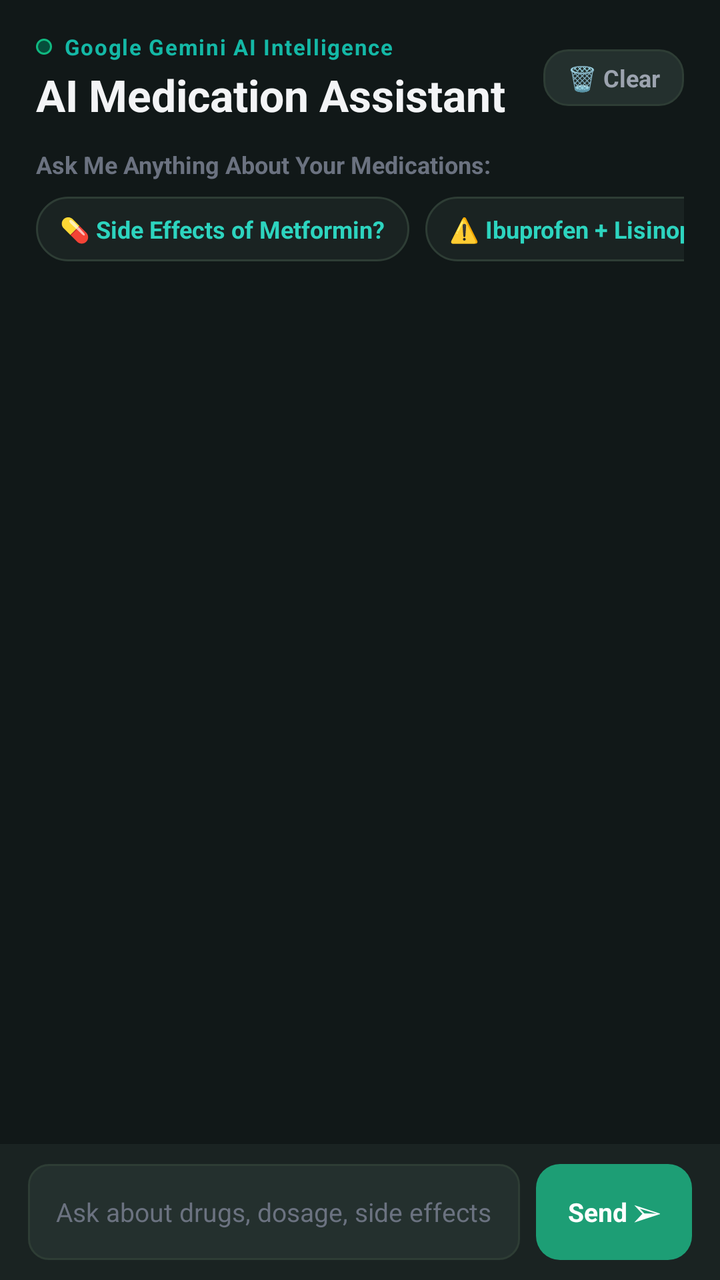
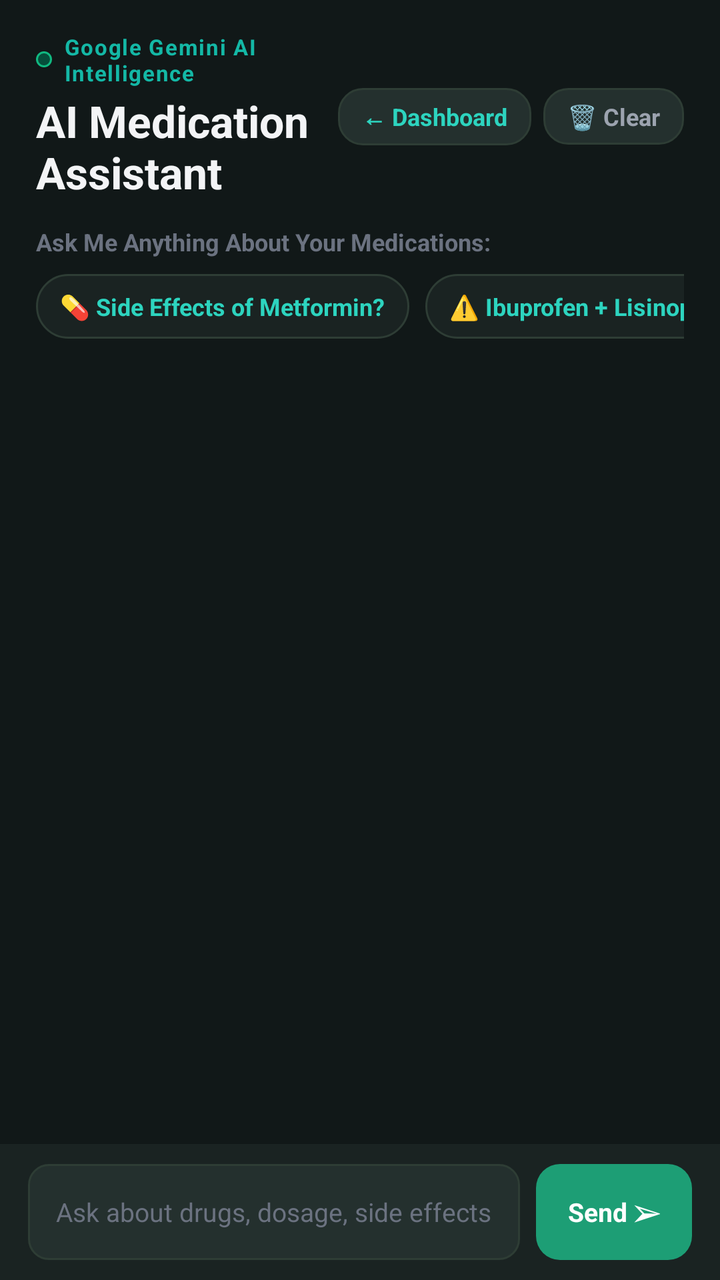

Screens rendered from an Android XML layout before and after an edit, with the pre-edit source and the edit as a unified diff.
<!-- AndroidManifest.xml: application theme Theme.MyApplication -->
<!-- res/layout/fragment_log_reading.xml -->
<?xml version="1.0" encoding="utf-8"?>
<LinearLayout xmlns:android="http://schemas.android.com/apk/res/android"
    android:layout_width="match_parent"
    android:layout_height="match_parent"
    android:orientation="vertical"
    android:background="@color/dark_background">

    
    <LinearLayout
        android:layout_width="match_parent"
        android:layout_height="wrap_content"
        android:orientation="horizontal"
        android:gravity="center_vertical"
        android:paddingHorizontal="18dp"
        android:paddingTop="16dp"
        android:paddingBottom="12dp">

        <LinearLayout
            android:layout_width="0dp"
            android:layout_height="wrap_content"
            android:layout_weight="1"
            android:orientation="vertical">

            <LinearLayout
                android:layout_width="wrap_content"
                android:layout_height="wrap_content"
                android:gravity="center_vertical"
                android:orientation="horizontal">

                <View
                    android:layout_width="8dp"
                    android:layout_height="8dp"
                    android:background="@drawable/bg_badge_green" />

                <TextView
                    android:layout_width="wrap_content"
                    android:layout_height="wrap_content"
                    android:layout_marginStart="6dp"
                    android:text="Google Gemini AI Intelligence"
                    android:textColor="@color/teal_secondary"
                    android:textSize="11sp"
                    android:textStyle="bold"
                    android:letterSpacing="0.05" />
            </LinearLayout>

            <TextView
                android:layout_width="wrap_content"
                android:layout_height="wrap_content"
                android:layout_marginTop="2dp"
                android:text="AI Medication Assistant"
                android:textSize="22sp"
                android:textStyle="bold"
                android:textColor="@color/text_primary" />
        </LinearLayout>

        <TextView
            android:id="@+id/btn_clear_chat"
            android:layout_width="wrap_content"
            android:layout_height="wrap_content"
            android:text="🗑️ Clear"
            android:textSize="12sp"
            android:textStyle="bold"
            android:textColor="@color/text_secondary"
            android:background="@drawable/bg_button_secondary"
            android:paddingHorizontal="12dp"
            android:paddingVertical="6dp"
            android:clickable="true"
            android:focusable="true" />
    </LinearLayout>

    
    <ScrollView
        android:id="@+id/scroll_log_reading"
        android:layout_width="match_parent"
        android:layout_height="0dp"
        android:layout_weight="1"
        android:fillViewport="true">

        <LinearLayout
            android:layout_width="match_parent"
            android:layout_height="wrap_content"
            android:orientation="vertical"
            android:paddingHorizontal="18dp"
            android:paddingBottom="16dp">

            
            <TextView
                android:layout_width="wrap_content"
                android:layout_height="wrap_content"
                android:text="Ask Me Anything About Your Medications:"
                android:textSize="12sp"
                android:textStyle="bold"
                android:textColor="@color/text_muted"
                android:layout_marginBottom="8dp" />

            
            <HorizontalScrollView
                android:layout_width="match_parent"
                android:layout_height="wrap_content"
                android:scrollbars="none"
                android:layout_marginBottom="16dp">

                <LinearLayout
                    android:layout_width="wrap_content"
                    android:layout_height="wrap_content"
                    android:orientation="horizontal">

                    <TextView
                        android:id="@+id/chip_inquiry_side_effects"
                        android:layout_width="wrap_content"
                        android:layout_height="wrap_content"
                        android:layout_marginEnd="8dp"
                        android:background="@drawable/bg_card_dark"
                        android:paddingHorizontal="12dp"
                        android:paddingVertical="8dp"
                        android:text="💊 Side Effects of Metformin?"
                        android:textColor="@color/teal_accent"
                        android:textSize="12sp"
                        android:textStyle="bold"
                        android:clickable="true"
                        android:focusable="true" />

                    <TextView
                        android:id="@+id/chip_inquiry_interactions"
                        android:layout_width="wrap_content"
                        android:layout_height="wrap_content"
                        android:layout_marginEnd="8dp"
                        android:background="@drawable/bg_card_dark"
                        android:paddingHorizontal="12dp"
                        android:paddingVertical="8dp"
                        android:text="⚠️ Ibuprofen + Lisinopril?"
                        android:textColor="@color/teal_accent"
                        android:textSize="12sp"
                        android:textStyle="bold"
                        android:clickable="true"
                        android:focusable="true" />

                    <TextView
                        android:id="@+id/chip_inquiry_missed_dose"
                        android:layout_width="wrap_content"
                        android:layout_height="wrap_content"
                        android:layout_marginEnd="8dp"
                        android:background="@drawable/bg_card_dark"
                        android:paddingHorizontal="12dp"
                        android:paddingVertical="8dp"
                        android:text="⏰ What if I miss a dose?"
                        android:textColor="@color/teal_accent"
                        android:textSize="12sp"
                        android:textStyle="bold"
                        android:clickable="true"
                        android:focusable="true" />

                    <TextView
                        android:id="@+id/chip_inquiry_foods"
                        android:layout_width="wrap_content"
                        android:layout_height="wrap_content"
                        android:layout_marginEnd="8dp"
                        android:background="@drawable/bg_card_dark"
                        android:paddingHorizontal="12dp"
                        android:paddingVertical="8dp"
                        android:text="🥗 Best foods for BP?"
                        android:textColor="@color/teal_accent"
                        android:textSize="12sp"
                        android:textStyle="bold"
                        android:clickable="true"
                        android:focusable="true" />

                    <TextView
                        android:id="@+id/chip_inquiry_sleep"
                        android:layout_width="wrap_content"
                        android:layout_height="wrap_content"
                        android:background="@drawable/bg_card_dark"
                        android:paddingHorizontal="12dp"
                        android:paddingVertical="8dp"
                        android:text="😴 Sleep tips for heart health"
                        android:textColor="@color/teal_accent"
                        android:textSize="12sp"
                        android:textStyle="bold"
                        android:clickable="true"
                        android:focusable="true" />
                </LinearLayout>
            </HorizontalScrollView>

            
            <LinearLayout
                android:id="@+id/layout_chat_messages_container"
                android:layout_width="match_parent"
                android:layout_height="wrap_content"
                android:orientation="vertical"
                android:layout_marginBottom="12dp" />

            
            <LinearLayout
                android:id="@+id/layout_groq_replying"
                android:layout_width="wrap_content"
                android:layout_height="wrap_content"
                android:orientation="horizontal"
                android:gravity="center_vertical"
                android:background="@drawable/bg_card_elevated"
                android:paddingHorizontal="12dp"
                android:paddingVertical="6dp"
                android:visibility="gone"
                android:layout_marginBottom="12dp">

                <ProgressBar
                    style="?android:attr/progressBarStyleSmall"
                    android:layout_width="16dp"
                    android:layout_height="16dp"
                    android:layout_marginEnd="8dp" />

                <TextView
                    android:layout_width="wrap_content"
                    android:layout_height="wrap_content"
                    android:text="Google Gemini AI is analyzing your question..."
                    android:textColor="@color/teal_accent"
                    android:textSize="12sp" />
            </LinearLayout>

        </LinearLayout>
    </ScrollView>

    
    <LinearLayout
        android:layout_width="match_parent"
        android:layout_height="wrap_content"
        android:orientation="horizontal"
        android:gravity="center_vertical"
        android:background="@color/dark_surface"
        android:paddingHorizontal="14dp"
        android:paddingVertical="10dp">

        <EditText
            android:id="@+id/et_groq_chat_input"
            android:layout_width="0dp"
            android:layout_height="48dp"
            android:layout_weight="1"
            android:hint="Ask about drugs, dosage, side effects..."
            android:textColorHint="@color/text_muted"
            android:textColor="@color/text_primary"
            android:textSize="13sp"
            android:paddingHorizontal="14dp"
            android:singleLine="true"
            android:background="@drawable/bg_edit_text" />

        <TextView
            android:id="@+id/btn_send_groq_chat"
            android:layout_width="wrap_content"
            android:layout_height="48dp"
            android:layout_marginStart="8dp"
            android:background="@drawable/bg_button_teal"
            android:gravity="center"
            android:paddingHorizontal="16dp"
            android:text="Send ➢"
            android:textColor="@color/white"
            android:textSize="13sp"
            android:textStyle="bold"
            android:clickable="true"
            android:focusable="true" />
    </LinearLayout>

</LinearLayout>
<!-- resources referenced by this layout -->
<resources>
  <color name="dark_background">#111818</color>
  <color name="dark_surface">#1A2322</color>
  <color name="teal_accent">#2DD4BF</color>
  <color name="teal_secondary">#14B8A6</color>
  <color name="text_muted">#6B7280</color>
  <color name="text_primary">#F3F4F6</color>
  <color name="text_secondary">#9CA3AF</color>
  <color name="white">#FFFFFFFF</color>
  <!-- drawable bg_badge_green (drawable) -->
  <?xml version="1.0" encoding="utf-8"?>
  <shape xmlns:android="http://schemas.android.com/apk/res/android"
      android:shape="rectangle">
      <solid android:color="#064E3B" />
      <corners android:radius="8dp" />
      <stroke
          android:width="1dp"
          android:color="#10B981" />
  </shape>
  <!-- drawable bg_button_secondary (drawable) -->
  <?xml version="1.0" encoding="utf-8"?>
  <ripple xmlns:android="http://schemas.android.com/apk/res/android"
      android:color="#30FFFFFF">
      <item>
          <shape android:shape="rectangle">
              <solid android:color="@color/dark_surface_variant" />
              <corners android:radius="12dp" />
              <stroke
                  android:width="1dp"
                  android:color="@color/dark_card_stroke" />
          </shape>
      </item>
  </ripple>
  <!-- drawable bg_button_teal (drawable) -->
  <?xml version="1.0" encoding="utf-8"?>
  <ripple xmlns:android="http://schemas.android.com/apk/res/android"
      android:color="#40FFFFFF">
      <item>
          <shape android:shape="rectangle">
              <solid android:color="@color/teal_primary" />
              <corners android:radius="12dp" />
          </shape>
      </item>
  </ripple>
  <!-- drawable bg_card_dark (drawable) -->
  <?xml version="1.0" encoding="utf-8"?>
  <shape xmlns:android="http://schemas.android.com/apk/res/android"
      android:shape="rectangle">
      <solid android:color="@color/dark_surface" />
      <corners android:radius="16dp" />
      <stroke
          android:width="1dp"
          android:color="@color/dark_card_stroke" />
  </shape>
  <!-- drawable bg_card_elevated (drawable) -->
  <?xml version="1.0" encoding="utf-8"?>
  <shape xmlns:android="http://schemas.android.com/apk/res/android"
      android:shape="rectangle">
      <solid android:color="@color/dark_surface_variant" />
      <corners android:radius="14dp" />
      <stroke
          android:width="1dp"
          android:color="#364940" />
  </shape>
  <!-- drawable bg_edit_text (drawable) -->
  <?xml version="1.0" encoding="utf-8"?>
  <shape xmlns:android="http://schemas.android.com/apk/res/android"
      android:shape="rectangle">
      <solid android:color="@color/dark_surface_variant" />
      <corners android:radius="10dp" />
      <stroke
          android:width="1dp"
          android:color="@color/dark_card_stroke" />
  </shape>
  <style name="Theme.MyApplication" parent="android:Theme.DeviceDefault.NoActionBar" />
  <color name="dark_surface_variant">#24302E</color>
  <color name="dark_card_stroke">#2E3D35</color>
  <color name="teal_primary">#1D9E75</color>
</resources>

<!-- the commit's change to res/layout/fragment_log_reading.xml (unified diff, before → after) -->
@@ -52,6 +52,21 @@
                 android:textStyle="bold"
                 android:textColor="@color/text_primary" />
         </LinearLayout>
+
+        <TextView
+            android:id="@+id/btn_back_to_dashboard"
+            android:layout_width="wrap_content"
+            android:layout_height="wrap_content"
+            android:layout_marginEnd="6dp"
+            android:text="← Dashboard"
+            android:textSize="12sp"
+            android:textStyle="bold"
+            android:textColor="@color/teal_accent"
+            android:background="@drawable/bg_button_secondary"
+            android:paddingHorizontal="12dp"
+            android:paddingVertical="6dp"
+            android:clickable="true"
+            android:focusable="true" />
 
         <TextView
             android:id="@+id/btn_clear_chat"
